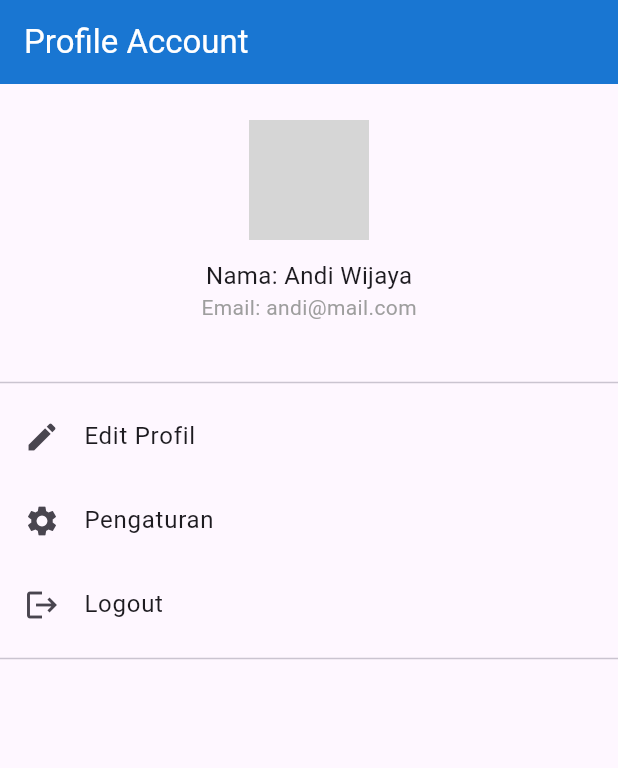
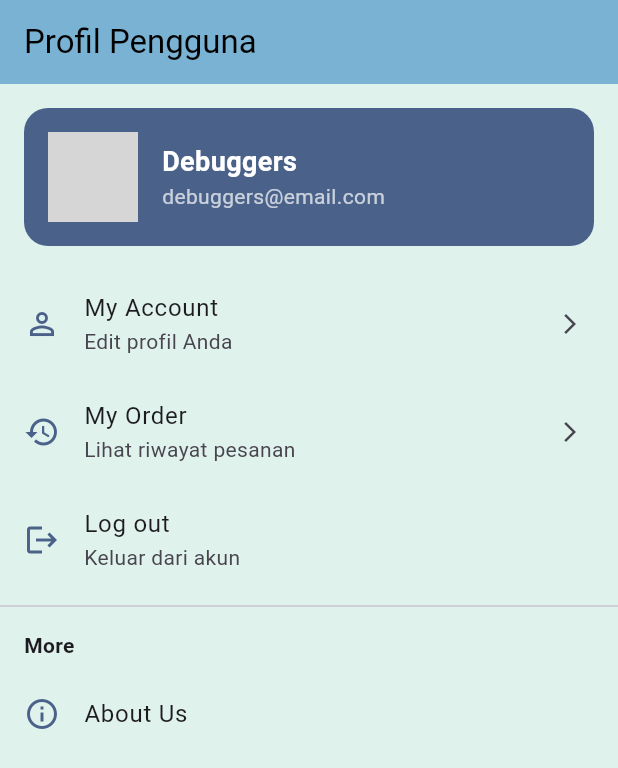
Before and after one commit to imxey/mobprog_3, a Flutter app: the ProfileScreen screen opened directly, on a phone screen of 412 x 824 dp. Shown: the top 768 px of the screen. Run offline on Flutter 3.47's test engine with Material 3 defaults, Android fonts, the phone set to English and light mode, and no system bars; our stand-ins replace flutter_rating_bar, infinite_carousel; network calls fail; grey boxes are pictures that could not be loaded.

Commit message:
profile on progress

```diff
--- a/lib/pages/profile.dart
+++ b/lib/pages/profile.dart
@@ -1,66 +1,135 @@
 import 'package:flutter/material.dart';
+import 'history.dart';
 
 class ProfileScreen extends StatelessWidget {
   const ProfileScreen({super.key});
 
+  void showAboutUsPopup(BuildContext context) {
+    showDialog(
+      context: context,
+      builder: (BuildContext context) {
+        return AlertDialog(
+          shape: RoundedRectangleBorder(borderRadius: BorderRadius.circular(16)),
+          title: const Text("About Us"),
+          content: SizedBox(
+            height: 180,
+            child: Column(
+              mainAxisSize: MainAxisSize.min,
+              children: const [
+                ListTile(
+                  title: Text("1. Nama Anggota 1"),
+                  subtitle: Text(""),
+                ),
+                ListTile(
+                  title: Text("2. Nama Anggota 2"),
+                  subtitle: Text(""),
+                ),
+                ListTile(
+                  title: Text("3. Nama Anggota 3"),
+                  subtitle: Text(""),
+                ),
+              ],
+            ),
+          ),
+          actions: [
+            TextButton(
+              onPressed: () => Navigator.of(context).pop(),
+              child: const Text("Tutup"),
+            ),
+          ],
+        );
+      },
+    );
+  }
+
   @override
   Widget build(BuildContext context) {
     return Scaffold(
+      backgroundColor: const Color(0xFFDFF2EB),
       appBar: AppBar(
         automaticallyImplyLeading: false,
-        title: const Text('Profile Account'),
-        backgroundColor: Colors.blue.shade700,
-        foregroundColor: Colors.white,
-        elevation: 0,
+        backgroundColor: const Color(0xFF7AB2D3),
+        title: const Text("Profil Pengguna", style: TextStyle(color: Colors.black)),
+        iconTheme: const IconThemeData(color: Colors.white),
       ),
       body: Column(
         children: [
-          const SizedBox(height: 24),
-
-          // Section: Foto & Data User
-          Column(
+          // Header dengan nama dan foto
+          Container(
+            margin: const EdgeInsets.all(16),
+            padding: const EdgeInsets.all(16),
+            decoration: BoxDecoration(
+              color: const Color(0xFF4A628A),
+              borderRadius: BorderRadius.circular(16),
+            ),
+            child: Row(
               children: [
                 const CircleAvatar(
-                radius: 40,
-                backgroundImage: AssetImage('assets/images/profile.jpg'),
+                  radius: 30,
+                  backgroundImage: AssetImage("assets/user_placeholder.png"), // Ganti sesuai asset kamu
                 ),
-              const SizedBox(height: 12),
-              const Text(
-                'Nama: Andi Wijaya',
-                style: TextStyle(fontSize: 16),
+                const SizedBox(width: 16),
+                Expanded(
+                  child: Column(
+                    crossAxisAlignment: CrossAxisAlignment.start,
+                    children: const [
+                      Text("Debuggers",
+                          style: TextStyle(fontSize: 18, fontWeight: FontWeight.bold, color: Colors.white)),
+                      Text("debuggers@email.com",
+                          style: TextStyle(fontSize: 14, color: Colors.white70)),
+                    ],
                   ),
-              const Text(
-                'Email: andi@mail.com',
-                style: TextStyle(color: Colors.grey),
                 ),
               ],
             ),
+          ),
 
-          const SizedBox(height: 32),
-          const Divider(),
-
-          // Menu List
-          _buildMenuItem(Icons.edit, 'Edit Profil', () {
-            // aksi edit profil
-          }),
-          _buildMenuItem(Icons.settings, 'Pengaturan', () {
-            // aksi pengaturan
-          }),
-          _buildMenuItem(Icons.logout, 'Logout', () {
-            // aksi logout
-          }),
-
-          const Divider(),
+          // List menu navigasi
+          Expanded(
+            child: ListView(
+              children: [
+                ListTile(
+                  leading: const Icon(Icons.person_outline, color: Color(0xFF4A628A)),
+                  title: const Text("My Account"),
+                  subtitle: const Text("Edit profil Anda"),
+                  trailing: const Icon(Icons.arrow_forward_ios, size: 16),
+                  onTap: () => Navigator.pushNamed(context, '/edit-profile'),
+                ),
+                ListTile(
+                  leading: const Icon(Icons.history, color: Color(0xFF4A628A)),
+                  title: const Text("My Order"),
+                  subtitle: const Text("Lihat riwayat pesanan"),
+                  trailing: const Icon(Icons.arrow_forward_ios, size: 16),
+                  onTap: () => {
+                    Navigator.push(
+                      context,
+                      MaterialPageRoute(
+                        builder: (context) =>
+                        const HistoryScreen()),
+                    )
+                    },
+                ),
+                ListTile(
+                  leading: const Icon(Icons.logout, color: Color(0xFF4A628A)),
+                  title: const Text("Log out"),
+                  subtitle: const Text("Keluar dari akun"),
+                  onTap: () => Navigator.pushReplacementNamed(context, '/login'),
+                ),
+                const Divider(thickness: 1),
+                const Padding(
+                  padding: EdgeInsets.symmetric(horizontal: 16, vertical: 8),
+                  child: Text("More", style: TextStyle(fontWeight: FontWeight.bold)),
+                ),
+                ListTile(
+                  leading: const Icon(Icons.info_outline, color: Color(0xFF4A628A)),
+                  title: const Text("About Us"),
+                  onTap: () => showAboutUsPopup(context),
+                ),
+              ],
+            ),
+          ),
         ],
       ),
     );
   }
-
-  Widget _buildMenuItem(IconData icon, String title, VoidCallback onTap) {
-    return ListTile(
-      leading: Icon(icon),
-      title: Text(title),
-      onTap: onTap,
-    );
 }
-}
```
Lines whose indentation alone changed are shown as unchanged.
